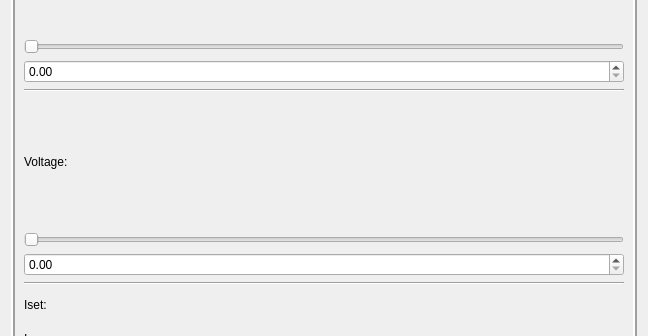
This is interface/power_supply.ui in scayez/Projet_multi_opc_25_26 as Qt 5 draws it before an edit; both pictures show x 0 to 648 and y 262 to 598 of the 648 by 705 pixel window. The edited form follows.
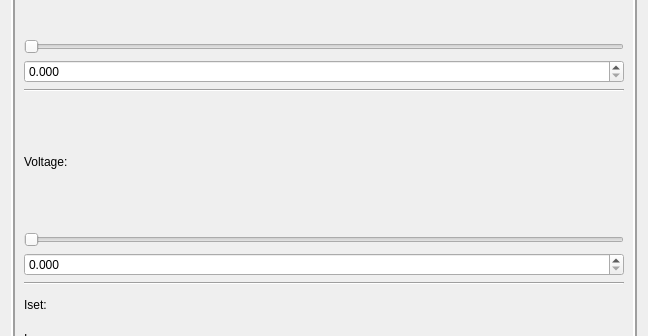
This is the edited form.

Commit message: Ajustement box to slider

Patch:
```diff
--- a/interface/power_supply.ui
+++ b/interface/power_supply.ui
@@ -96,7 +96,11 @@
          </widget>
         </item>
         <item>
-         <widget class="QDoubleSpinBox" name="Current_incr"/>
+         <widget class="QDoubleSpinBox" name="Current_incr">
+          <property name="decimals">
+           <number>3</number>
+          </property>
+         </widget>
         </item>
         <item>
          <widget class="Line" name="line_voltage">
@@ -120,7 +124,11 @@
          </widget>
         </item>
         <item>
-         <widget class="QDoubleSpinBox" name="Voltage_incr"/>
+         <widget class="QDoubleSpinBox" name="Voltage_incr">
+          <property name="decimals">
+           <number>3</number>
+          </property>
+         </widget>
         </item>
         <item>
          <widget class="Line" name="line_3">
```
The commit also changes 4 other files.
